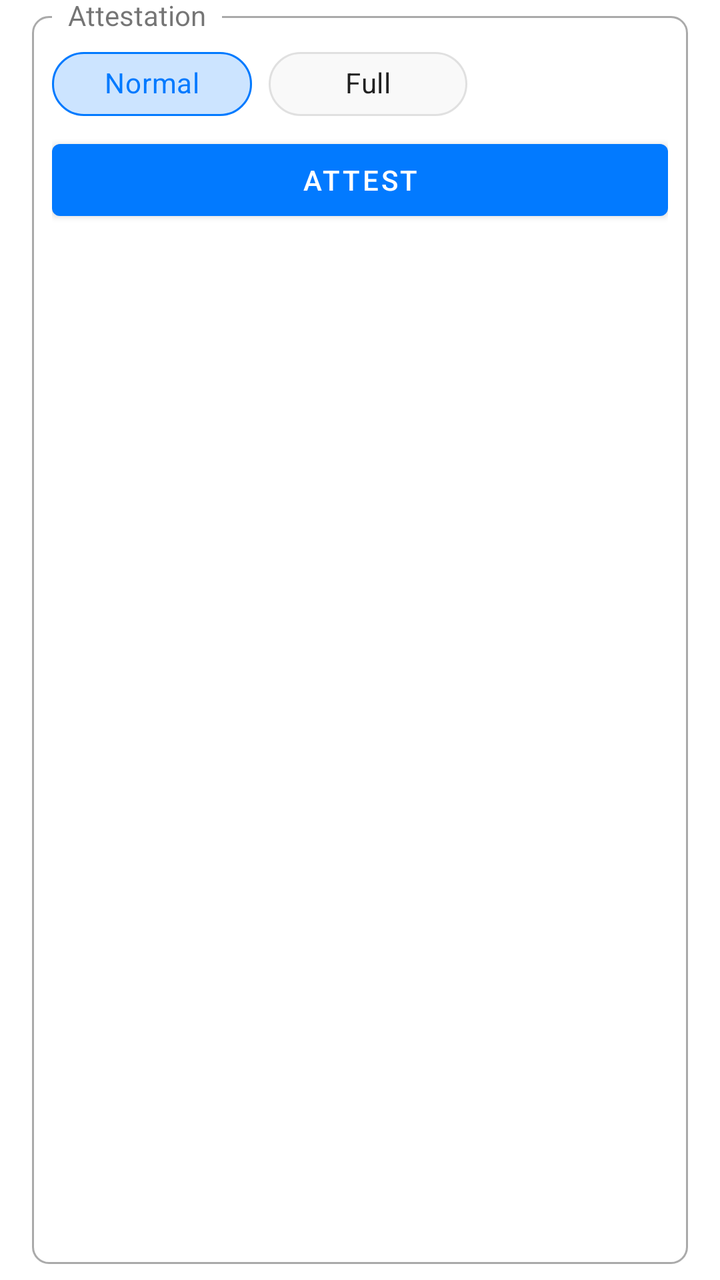
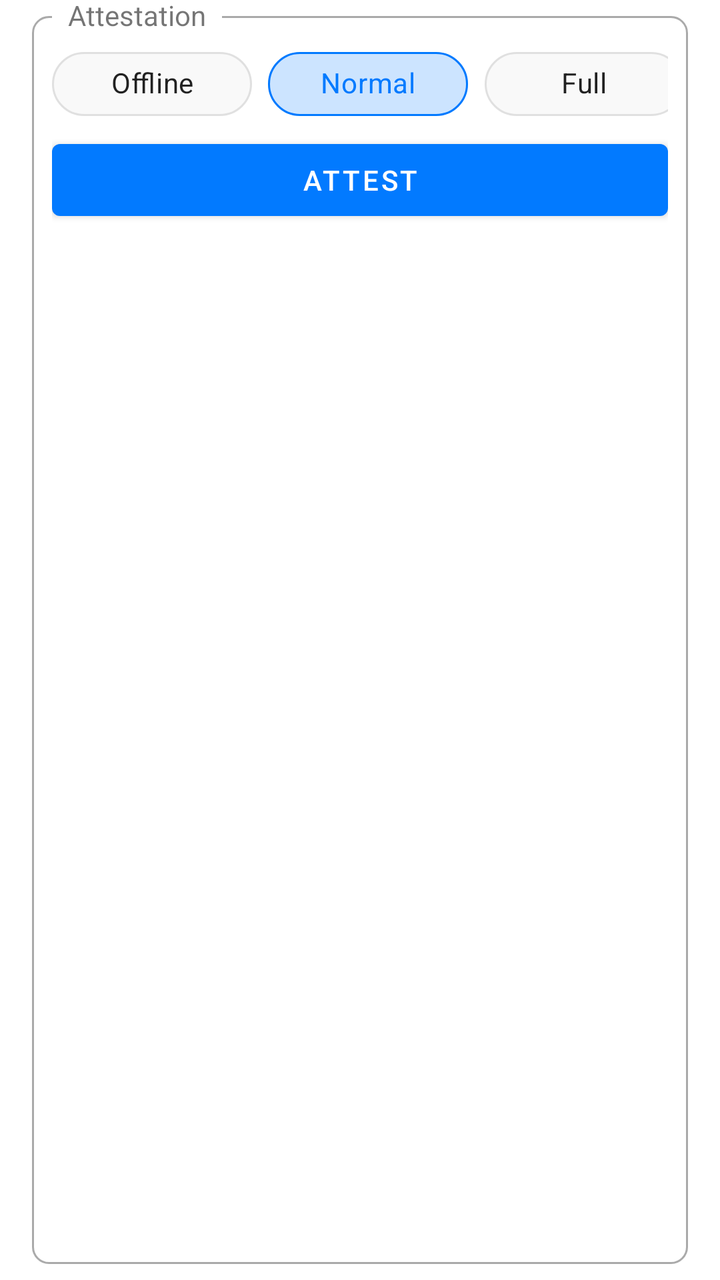

The first picture is an Android layout as it rendered before a commit; the second is the same layout after the commit. The layout source and the unified diff follow.
<!-- AndroidManifest.xml: application theme AppTheme -->
<!-- res/layout/attestation.xml -->
<?xml version="1.0" encoding="utf-8"?>
<FrameLayout xmlns:android="http://schemas.android.com/apk/res/android"
    xmlns:app="http://schemas.android.com/apk/res-auto"
    android:layout_width="match_parent"
    android:layout_height="wrap_content"
    android:clipToPadding="false"
    android:paddingStart="@dimen/box_padding_horizontal"
    android:paddingTop="@dimen/box_padding_vertical"
    android:paddingEnd="@dimen/box_padding_horizontal"
    android:paddingBottom="@dimen/box_padding_vertical">

    <FrameLayout
        android:layout_width="match_parent"
        android:layout_height="match_parent"
        android:background="@drawable/rounded_corner" />

    <TextView
        android:layout_width="wrap_content"
        android:layout_height="wrap_content"
        android:background="?android:windowBackground"
        android:paddingStart="8dp"
        android:paddingEnd="8dp"
        android:text="Attestation"
        android:translationX="10dp"
        android:translationY="-10dp" />

    <FrameLayout
        android:id="@+id/contentContainer"
        android:layout_width="match_parent"
        android:layout_height="match_parent"
        android:clipToPadding="false"
        android:padding="10dp">

        <LinearLayout
            android:layout_width="match_parent"
            android:layout_height="wrap_content"
            android:orientation="vertical">

            <com.google.android.material.chip.ChipGroup
                android:id="@+id/chipGroupAttest"
                android:layout_width="match_parent"
                android:layout_height="wrap_content"
                app:selectionRequired="true"
                app:singleLine="true"
                app:singleSelection="true">

                <com.google.android.material.chip.Chip
                    android:id="@+id/chipAttestNormal"
                    android:layout_width="wrap_content"
                    android:layout_height="wrap_content"
                    android:checked="true"
                    style="@style/TapChip"
                    android:text="Normal" />

                <com.google.android.material.chip.Chip
                    android:id="@+id/chipAttestFull"
                    style="@style/TapChip"
                    android:layout_width="wrap_content"
                    android:layout_height="wrap_content"
                    android:text="Full" />

            </com.google.android.material.chip.ChipGroup>

            <Button
                android:id="@+id/btnAttest"
                android:layout_width="match_parent"
                android:layout_height="wrap_content"
                android:text="Attest" />

        </LinearLayout>

    </FrameLayout>

</FrameLayout>
<!-- resources referenced by this layout -->
<resources>
  <dimen name="box_padding_horizontal">16dp</dimen>
  <dimen name="box_padding_vertical">8dp</dimen>
  <!-- drawable rounded_corner (drawable) -->
  <?xml version="1.0" encoding="utf-8"?>
  <shape xmlns:android="http://schemas.android.com/apk/res/android">
      <stroke
          android:width="1dp"
          android:color="@android:color/darker_gray" />
  
      <solid android:color="@android:color/transparent" />
  
      <padding
          android:bottom="5dp"
          android:left="5dp"
          android:right="5dp"
          android:top="5dp" />
  
      <corners android:radius="8dp" />
  </shape>
  <style name="TapChip" parent="@style/Widget.MaterialComponents.Chip.Choice">
          <item name="chipBackgroundColor">@color/selector_chip_background</item>
          <item name="chipStrokeColor">@color/selector_chip_stroke</item>
          <item name="chipStrokeWidth">1dp</item>
          <item name="android:minWidth">100dp</item>
          <item name="android:textAlignment">center</item>
      </style>
  <style name="AppTheme" parent="Theme.MaterialComponents.DayNight.NoActionBar">
          <item name="colorPrimary">@color/primary</item>
          <item name="colorPrimaryDark">@color/primary_dark</item>
          <item name="colorOnPrimary">@color/on_primary</item>
          <item name="colorSecondary">@color/primary</item>
      </style>
  <color name="primary">#027aff</color>
  <color name="primary_dark">#0a02ff</color>
  <color name="on_primary">#FFFFFF</color>
</resources>

<!-- the commit's change to res/layout/attestation.xml (unified diff, before → after) -->
@@ -45,6 +45,14 @@
                 app:singleSelection="true">
 
                 <com.google.android.material.chip.Chip
+                    android:id="@+id/chipAttestOffline"
+                    android:layout_width="wrap_content"
+                    android:layout_height="wrap_content"
+                    android:checked="true"
+                    style="@style/TapChip"
+                    android:text="Offline" />
+
+                <com.google.android.material.chip.Chip
                     android:id="@+id/chipAttestNormal"
                     android:layout_width="wrap_content"
                     android:layout_height="wrap_content"
